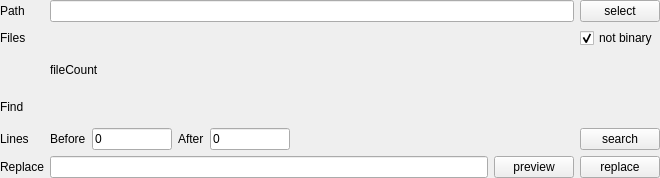
First picture: the form in src/widget/searchoptionswidget.ui, repository mugiseyebrows/mugi-grep, before the edit.
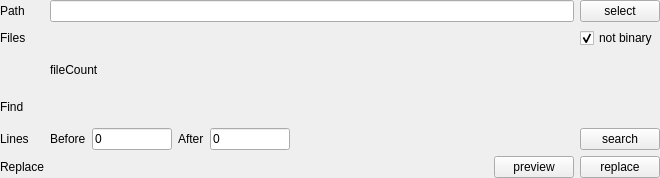
Second picture: the form after the edit. Custom widgets are drawn as their Qt base class.

Commit message: regexps validation, collect replacements, searchdata fix

The edit to the form file:
```diff
--- a/src/widget/searchoptionswidget.ui
+++ b/src/widget/searchoptionswidget.ui
@@ -167,9 +167,9 @@
       </layout>
      </item>
      <item row="5" column="1" colspan="2">
-      <layout class="QHBoxLayout" name="horizontalLayout">
+      <layout class="QHBoxLayout" name="horizontalLayout" stretch="1,0,0">
        <item>
-        <widget class="QLineEdit" name="replacement"/>
+        <widget class="RXReplaceInput" name="replacement" native="true"/>
        </item>
        <item>
         <widget class="QPushButton" name="preview">
@@ -209,6 +209,12 @@
    <header>widget/rxinput.h</header>
    <container>1</container>
   </customwidget>
+  <customwidget>
+   <class>RXReplaceInput</class>
+   <extends>QWidget</extends>
+   <header>widget/rxreplaceinput.h</header>
+   <container>1</container>
+  </customwidget>
  </customwidgets>
  <resources/>
  <connections/>
```
The commit also changes 19 other files.
